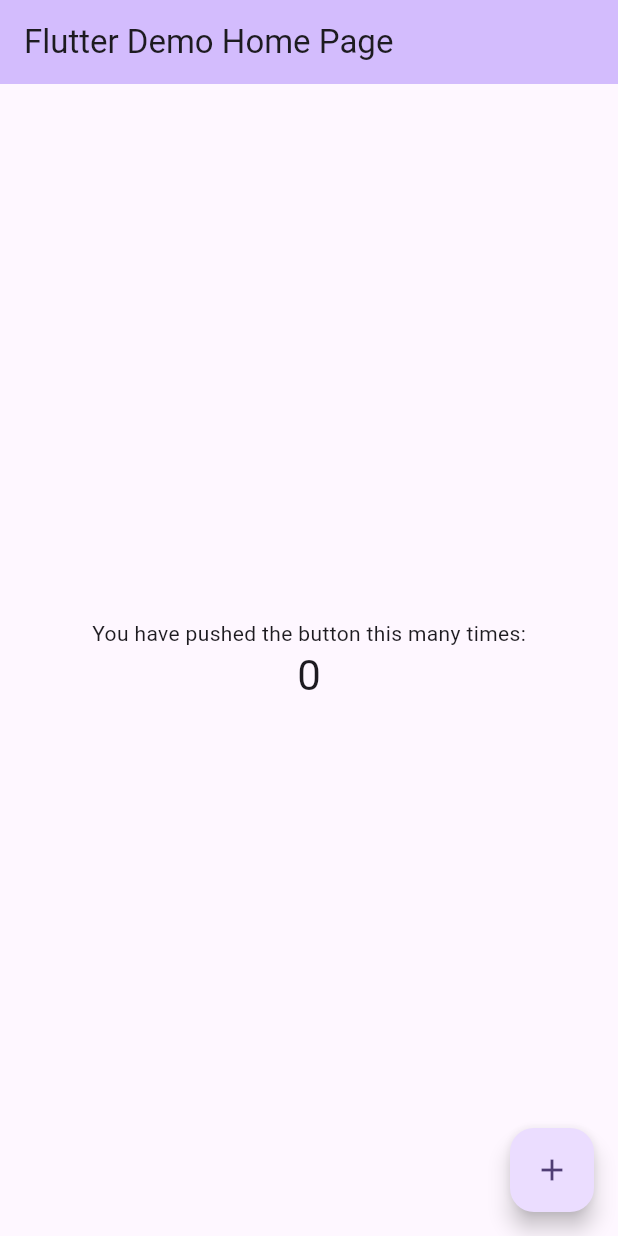
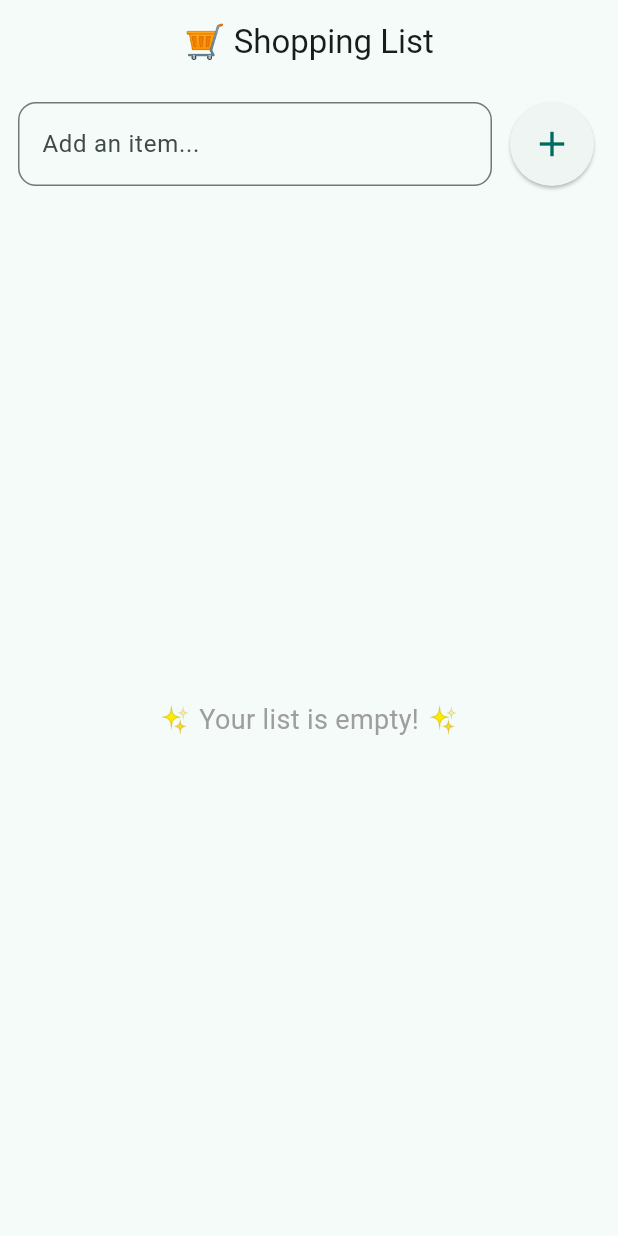
Before and after one commit to priscillar-debug/WEEK-8-Shopping-list-app, a Flutter app: the screen it shows after launch, on a phone screen of 412 x 824 dp. Run offline on Flutter 3.47's test engine with Material 3 defaults, Android fonts, the phone set to English and light mode, and no system bars.

Commit message:
update shooping app

```diff
--- a/lib/main.dart
+++ b/lib/main.dart
@@ -1,122 +1,135 @@
 import 'package:flutter/material.dart';
 
 void main() {
-  runApp(const MyApp());
+  runApp(const ShoppingListApp());
 }
 
-class MyApp extends StatelessWidget {
-  const MyApp({super.key});
+class ShoppingListApp extends StatelessWidget {
+  const ShoppingListApp({super.key});
 
-  // This widget is the root of your application.
   @override
   Widget build(BuildContext context) {
     return MaterialApp(
-      title: 'Flutter Demo',
+      debugShowCheckedModeBanner: false,
+      title: 'Shopping List',
       theme: ThemeData(
-        // This is the theme of your application.
-        //
-        // TRY THIS: Try running your application with "flutter run". You'll see
-        // the application has a purple toolbar. Then, without quitting the app,
-        // try changing the seedColor in the colorScheme below to Colors.green
-        // and then invoke "hot reload" (save your changes or press the "hot
-        // reload" button in a Flutter-supported IDE, or press "r" if you used
-        // the command line to start the app).
-        //
-        // Notice that the counter didn't reset back to zero; the application
-        // state is not lost during the reload. To reset the state, use hot
-        // restart instead.
-        //
-        // This works for code too, not just values: Most code changes can be
-        // tested with just a hot reload.
-        colorScheme: ColorScheme.fromSeed(seedColor: Colors.deepPurple),
+        colorScheme: ColorScheme.fromSeed(seedColor: Colors.teal),
+        useMaterial3: true,
       ),
-      home: const MyHomePage(title: 'Flutter Demo Home Page'),
+      home: const ShoppingListPage(),
     );
   }
 }
 
-class MyHomePage extends StatefulWidget {
-  const MyHomePage({super.key, required this.title});
-
-  // This widget is the home page of your application. It is stateful, meaning
-  // that it has a State object (defined below) that contains fields that affect
-  // how it looks.
-
-  // This class is the configuration for the state. It holds the values (in this
-  // case the title) provided by the parent (in this case the App widget) and
-  // used by the build method of the State. Fields in a Widget subclass are
-  // always marked "final".
-
-  final String title;
+class ShoppingListPage extends StatefulWidget {
+  const ShoppingListPage({super.key});
 
   @override
-  State<MyHomePage> createState() => _MyHomePageState();
+  State<ShoppingListPage> createState() => _ShoppingListPageState();
 }
 
-class _MyHomePageState extends State<MyHomePage> {
-  int _counter = 0;
+class _ShoppingListPageState extends State<ShoppingListPage> {
+  final List<String> _items = [];
+  final TextEditingController _controller = TextEditingController();
 
-  void _incrementCounter() {
+  void _addItem() {
+    if (_controller.text.trim().isEmpty) return;
     setState(() {
-      // This call to setState tells the Flutter framework that something has
-      // changed in this State, which causes it to rerun the build method below
-      // so that the display can reflect the updated values. If we changed
-      // _counter without calling setState(), then the build method would not be
-      // called again, and so nothing would appear to happen.
-      _counter++;
+      _items.add(_controller.text.trim());
+      _controller.clear();
+    });
+  }
+
+  void _removeItem(int index) {
+    setState(() {
+      _items.removeAt(index);
     });
   }
 
   @override
   Widget build(BuildContext context) {
-    // This method is rerun every time setState is called, for instance as done
-    // by the _incrementCounter method above.
-    //
-    // The Flutter framework has been optimized to make rerunning build methods
-    // fast, so that you can just rebuild anything that needs updating rather
-    // than having to individually change instances of widgets.
     return Scaffold(
-      appBar: AppBar(
-        // TRY THIS: Try changing the color here to a specific color (to
-        // Colors.amber, perhaps?) and trigger a hot reload to see the AppBar
-        // change color while the other colors stay the same.
-        backgroundColor: Theme.of(context).colorScheme.inversePrimary,
-        // Here we take the value from the MyHomePage object that was created by
-        // the App.build method, and use it to set our appbar title.
-        title: Text(widget.title),
+      appBar: AppBar(title: const Text('🛒 Shopping List'), centerTitle: true),
+      body: Column(
+        children: [
+          Padding(
+            padding: const EdgeInsets.all(12.0),
+            child: Row(
+              children: [
+                Expanded(
+                  child: TextField(
+                    controller: _controller,
+                    decoration: InputDecoration(
+                      hintText: 'Add an item...',
+                      border: OutlineInputBorder(
+                        borderRadius: BorderRadius.circular(12),
+                      ),
+                    ),
+                    onSubmitted: (_) => _addItem(),
+                  ),
+                ),
+                const SizedBox(width: 8),
+                ElevatedButton(
+                  onPressed: _addItem,
+                  style: ElevatedButton.styleFrom(
+                    shape: const CircleBorder(),
+                    padding: const EdgeInsets.all(14),
+                  ),
+                  child: const Icon(Icons.add, size: 28),
+                ),
+              ],
+            ),
+          ),
+          Expanded(
+            child: _items.isEmpty
+                ? const Center(
+                    child: Text(
+                      '✨ Your list is empty! ✨',
+                      style: TextStyle(fontSize: 18, color: Colors.grey),
+                    ),
+                  )
+                : ListView.builder(
+                    itemCount: _items.length,
+                    itemBuilder: (context, index) {
+                      return Dismissible(
+                        key: Key(_items[index]),
+                        background: Container(
+                          color: Colors.redAccent,
+                          alignment: Alignment.centerRight,
+                          padding: const EdgeInsets.symmetric(horizontal: 20),
+                          child: const Icon(Icons.delete, color: Colors.white),
+                        ),
+                        onDismissed: (_) => _removeItem(index),
+                        child: Card(
+                          elevation: 2,
+                          margin: const EdgeInsets.symmetric(
+                            vertical: 6,
+                            horizontal: 12,
+                          ),
+                          shape: RoundedRectangleBorder(
+                            borderRadius: BorderRadius.circular(12),
+                          ),
+                          child: ListTile(
+                            leading: const Icon(
+                              Icons.check_circle_outline,
+                              color: Colors.teal,
+                            ),
+                            title: Text(
+                              _items[index],
+                              style: const TextStyle(fontSize: 18),
+                            ),
+                            trailing: IconButton(
+                              icon: const Icon(Icons.delete_outline),
+                              onPressed: () => _removeItem(index),
+                            ),
+                          ),
+                        ),
+                      );
+                    },
+                  ),
+          ),
+        ],
       ),
-      body: Center(
-        // Center is a layout widget. It takes a single child and positions it
-        // in the middle of the parent.
-        child: Column(
-          // Column is also a layout widget. It takes a list of children and
-          // arranges them vertically. By default, it sizes itself to fit its
-          // children horizontally, and tries to be as tall as its parent.
-          //
-          // Column has various properties to control how it sizes itself and
-          // how it positions its children. Here we use mainAxisAlignment to
-          // center the children vertically; the main axis here is the vertical
-          // axis because Columns are vertical (the cross axis would be
-          // horizontal).
-          //
-          // TRY THIS: Invoke "debug painting" (choose the "Toggle Debug Paint"
-          // action in the IDE, or press "p" in the console), to see the
-          // wireframe for each widget.
-          mainAxisAlignment: MainAxisAlignment.center,
-          children: <Widget>[
-            const Text('You have pushed the button this many times:'),
-            Text(
-              '$_counter',
-              style: Theme.of(context).textTheme.headlineMedium,
-            ),
-          ],
-        ),
-      ),
-      floatingActionButton: FloatingActionButton(
-        onPressed: _incrementCounter,
-        tooltip: 'Increment',
-        child: const Icon(Icons.add),
-      ), // This trailing comma makes auto-formatting nicer for build methods.
     );
   }
 }
```
